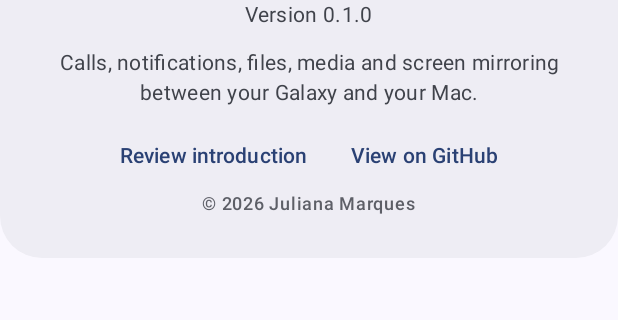
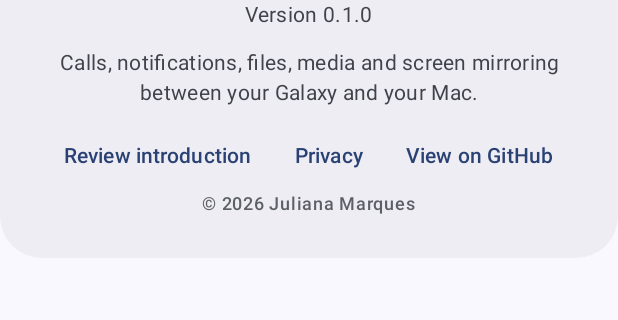
Before and after one commit to julianamarques/galaxy-bridge, an Android app built with Jetpack Compose: the composable AboutCard shown on its own in the app's theme, on a phone screen of 412 x 824 dp, the part 240-560 px from its top. Run offline under Robolectric (Android 15) with nearby library versions, the phone set to English and light mode, and no system bars; our stand-ins replace Material 3 Expressive styles (plain Material 3 is drawn); 3 statements that could not run were skipped.

Commit message:
chore: replace personal data with placeholders and link the privacy policy
- Use fictitious phone numbers, names, device serial and local
  addresses in tests, fixtures and docs
- Add a Privacy link to the phone app's About card and keep the GitHub
  link beside it
- Point the USB accessory URI to the Google Play listing
- Record the published privacy policy URLs in the Play docs

Co-Authored-By: Claude Opus 5.5 <noreply@anthropic.com>

```diff
--- a/android/app/src/main/java/com/julianamarques/galaxybridge/ui/Screens.kt
+++ b/android/app/src/main/java/com/julianamarques/galaxybridge/ui/Screens.kt
@@ -18,6 +18,7 @@ import androidx.compose.foundation.Image
 import androidx.compose.foundation.layout.Arrangement
 import androidx.compose.foundation.layout.Box
 import androidx.compose.foundation.layout.Column
+import androidx.compose.foundation.layout.FlowRow
 import androidx.compose.foundation.layout.ColumnScope
 import androidx.compose.foundation.layout.IntrinsicSize
 import androidx.compose.foundation.layout.Row
@@ -296,8 +297,10 @@ private fun AboutCard() {
             )
             Spacer(Modifier.height(8.dp))
             val context = LocalContext.current
-            Row(horizontalArrangement = Arrangement.spacedBy(4.dp)) {
+            FlowRow(horizontalArrangement = Arrangement.spacedBy(4.dp, Alignment.CenterHorizontally)) {
                 TextButton(onClick = { Onboarding.replay(context) }) { Text(stringResource(R.string.about_tour)) }
+                val privacy = stringResource(R.string.privacy_policy_url)
+                TextButton(onClick = { links.openUri(privacy) }) { Text(stringResource(R.string.about_privacy)) }
                 TextButton(onClick = { links.openUri(REPOSITORY) }) { Text(stringResource(R.string.about_github)) }
             }
             Text(
--- a/android/app/src/main/res/values/strings.xml
+++ b/android/app/src/main/res/values/strings.xml
@@ -102,6 +102,8 @@
     <string name="about_version">Version %1$s</string>
     <string name="about_description">Calls, notifications, files, media and screen mirroring between your Galaxy and your Mac.</string>
     <string name="about_github">View on GitHub</string>
+    <string name="about_privacy">Privacy</string>
+    <string name="privacy_policy_url">https://julianamarques.dev/en/galaxy-bridge/privacy/</string>
     <string name="about_tour">Review introduction</string>
     <string name="tour_welcome_title">Your Galaxy and your Mac, together</string>
     <string name="tour_welcome_text">Galaxy Bridge brings your calls, notifications, photos and screen to the Mac, over Wi-Fi or the USB cable. What it reads on the Galaxy goes only to the Mac you pair, encrypted, never through the internet or to third parties. Let\'s turn on what you want to use.</string>
```
Also changed, not shown: 3 other files.
